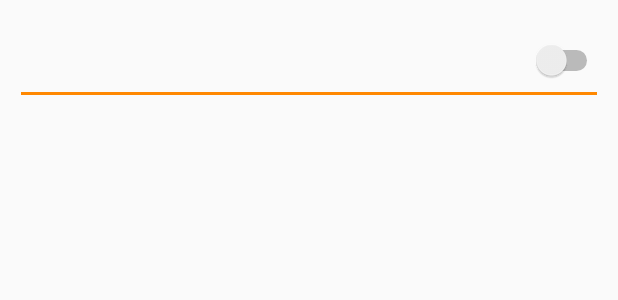
After one commit to mihir-chauhan/AutoPlotBot, an Android app: the layout call_function_custom_listview_layout.xml on its own in the app's theme, with its tools: preview values and no code run, on a phone screen of 412 x 824 dp. The commit adds this screen. Shown: the top 300 px of the screen. Run offline under Robolectric (Android 15) with nearby library versions, the phone set to English and light mode, and no system bars.

Commit message:
able to select function - need to save to recycler view or list view

```diff
--- a/app/src/main/AndroidManifest.xml
+++ b/app/src/main/AndroidManifest.xml
@@ -10,7 +10,6 @@
         android:label="@string/app_name"
         android:roundIcon="@mipmap/ic_launcher_round"
         android:supportsRtl="true"
-        android:windowSoftInputMode="stateAlwaysVisible"
         android:theme="@style/AppTheme">
         <activity android:name=".MainActivity">
             <intent-filter>
--- a/app/src/main/java/com/example/odometryapp_v10/Dialogs/AddNewFunction.java
+++ b/app/src/main/java/com/example/odometryapp_v10/Dialogs/AddNewFunction.java
@@ -8,17 +8,14 @@ import android.os.Bundle;
 import android.view.LayoutInflater;
 import android.view.View;
 import android.view.ViewGroup;
-import android.view.WindowManager;
 import android.widget.BaseAdapter;
 import android.widget.Button;
 import android.widget.EditText;
 import android.widget.ListView;
 import android.widget.Spinner;
-import android.widget.TextView;
 import android.widget.Toast;
 
 import androidx.appcompat.app.AppCompatDialogFragment;
-import androidx.recyclerview.widget.RecyclerView;
 
 import com.example.odometryapp_v10.R;
 
@@ -156,7 +153,7 @@ public class AddNewFunction extends AppCompatDialogFragment {
             ViewHolder holder;
 
             if (convertView == null) {
-                convertView = getLayoutInflater().inflate(R.layout.custom_listview_layout, null);
+                convertView = getLayoutInflater().inflate(R.layout.edit_function_custom_listview_layout, null);
                 holder = new ViewHolder();
                 holder.editText = convertView.findViewById(R.id.parameterInfo);
                 holder.spinner = convertView.findViewById(R.id.parameterType);
--- a/app/src/main/java/com/example/odometryapp_v10/MainActivity.java
+++ b/app/src/main/java/com/example/odometryapp_v10/MainActivity.java
@@ -111,8 +111,8 @@ public class MainActivity extends AppCompatActivity implements AddNewFunction.ad
     }
 
     @Override
-    public void callFunction(ArrayList<Object> functionInfo) {
-        System.out.println("RECEIVED DATA: " + functionInfo);
+    public void callFunction() {
+
     }
 
     @Override
--- /dev/null
+++ b/app/src/main/res/layout/call_function_custom_listview_layout.xml
@@ -0,0 +1,28 @@
+<?xml version="1.0" encoding="utf-8"?>
+<RelativeLayout xmlns:android="http://schemas.android.com/apk/res/android"
+    android:orientation="vertical" android:layout_width="match_parent"
+    android:layout_height="80dp" android:padding="10dp">
+
+    <EditText
+        android:id="@+id/callFunctionParameterInput"
+        android:layout_width="match_parent"
+        android:layout_height="match_parent"
+        android:textSize="20sp"
+        android:gravity="center_vertical"
+        android:autoSizeTextType="uniform"
+        android:autoSizeMinTextSize="1sp"
+        android:autoSizeMaxTextSize="50sp"
+        android:autoSizeStepGranularity="1sp"
+        android:focusableInTouchMode="true"
+        />
+
+    <Switch
+        android:id="@+id/booleanSwitch"
+        android:layout_width="match_parent"
+        android:layout_height="match_parent"
+        android:textSize="20sp"
+        android:gravity="center_vertical"
+        />
+
+
+</RelativeLayout>
```
Also changed, not shown: app/src/main/java/com/example/odometryapp_v10/Dialogs/CallFunction.java (+120 -125 lines), app/src/main/res/layout/call_function_dialog.xml (+7 -1 lines), app/src/main/res/layout/edit_function_custom_listview_layout.xml (renamed from app/src/main/res/layout/custom_listview_layout.xml).
